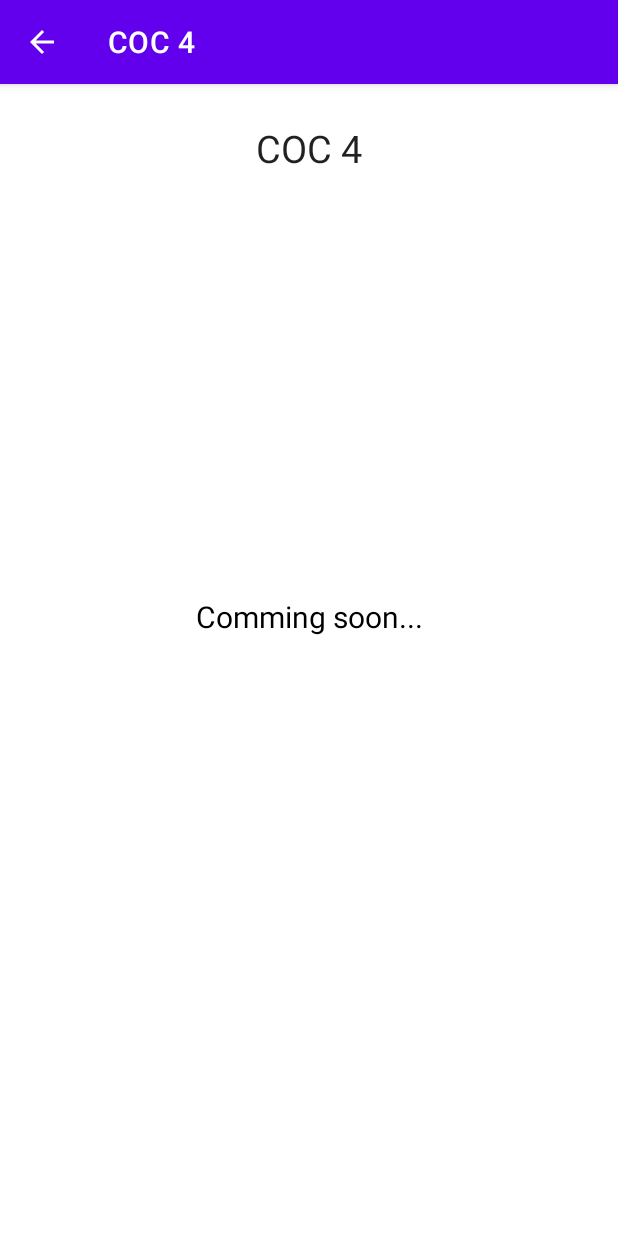
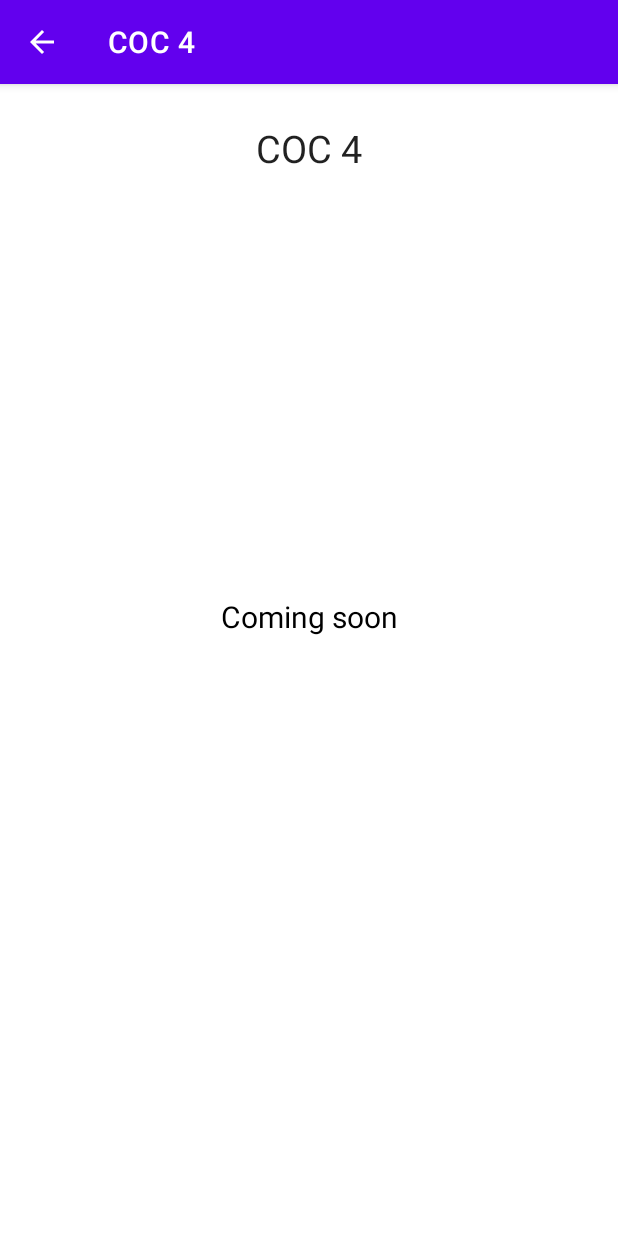
Before and after one commit to Vanny-Dev/ICT-CSS-Academy, an Android app: the cocActivity screen opened directly, with no data from a screen before it, on a phone screen of 412 x 824 dp. Run offline under Robolectric (Android 15) with nearby library versions, the phone set to English and light mode, and no system bars.

Commit message:
04-22-23 15:40 "String"

```diff
--- a/app/src/main/java/com/ict/cssmobileapplication/cocActivity.java
+++ b/app/src/main/java/com/ict/cssmobileapplication/cocActivity.java
@@ -32,7 +32,7 @@ public class cocActivity extends AppCompatActivity {
 
 		txt.setText(pref.getString(preferencesData.PREFERENCE_TITLE, ""));
 
-		noViews.setText("Comming soon...");
+		noViews.setText(R.string.soon);
 
 		JSONObject json = MyLists.json(this);
 		String[] _lists = {};
--- a/app/src/main/res/values/strings.xml
+++ b/app/src/main/res/values/strings.xml
@@ -7,6 +7,8 @@
 	<string name="coc_2">COC 2</string>
 	<string name="coc_3">COC 3</string>
 	<string name="coc_4">COC 4</string>
+
+	<string name="soon">Coming soon</string>
 
 	<!--COC 1-->
 	<string name="coc_1_disassemble_assemble_desktop_computer">Disassemble/Assemble Desktop Computer</string>
```
